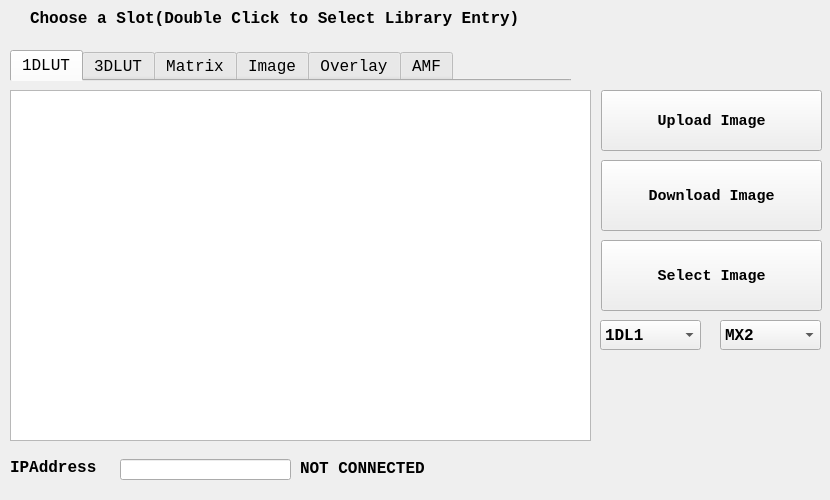
The window that cpp-qt/Librarian/dialog.ui (aja-video/colorbox-demos) describes before a commit, drawn with Qt 5.
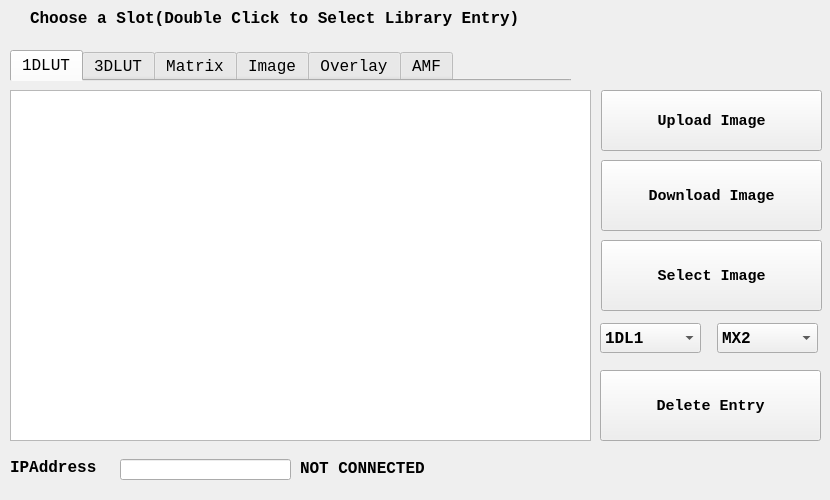
The same window after the commit.

Commit message: add delete functionality

Diff of the .ui file:
```diff
--- a/cpp-qt/Librarian/dialog.ui
+++ b/cpp-qt/Librarian/dialog.ui
@@ -272,8 +272,8 @@
   <widget class="QComboBox" name="matrixChoiceComboBox">
    <property name="geometry">
     <rect>
-     <x>720</x>
-     <y>320</y>
+     <x>717</x>
+     <y>323</y>
      <width>101</width>
      <height>30</height>
     </rect>
@@ -300,7 +300,7 @@
    <property name="geometry">
     <rect>
      <x>600</x>
-     <y>320</y>
+     <y>323</y>
      <width>101</width>
      <height>30</height>
     </rect>
@@ -333,6 +333,29 @@
     </property>
    </item>
   </widget>
+  <widget class="QPushButton" name="deleteButton">
+   <property name="geometry">
+    <rect>
+     <x>600</x>
+     <y>370</y>
+     <width>221</width>
+     <height>71</height>
+    </rect>
+   </property>
+   <property name="font">
+    <font>
+     <family>Lucida Console</family>
+     <pointsize>11</pointsize>
+     <bold>true</bold>
+    </font>
+   </property>
+   <property name="text">
+    <string>Delete Entry</string>
+   </property>
+   <property name="autoDefault">
+    <bool>false</bool>
+   </property>
+  </widget>
  </widget>
  <resources/>
  <connections/>
```
The commit also changes 2 other files.
